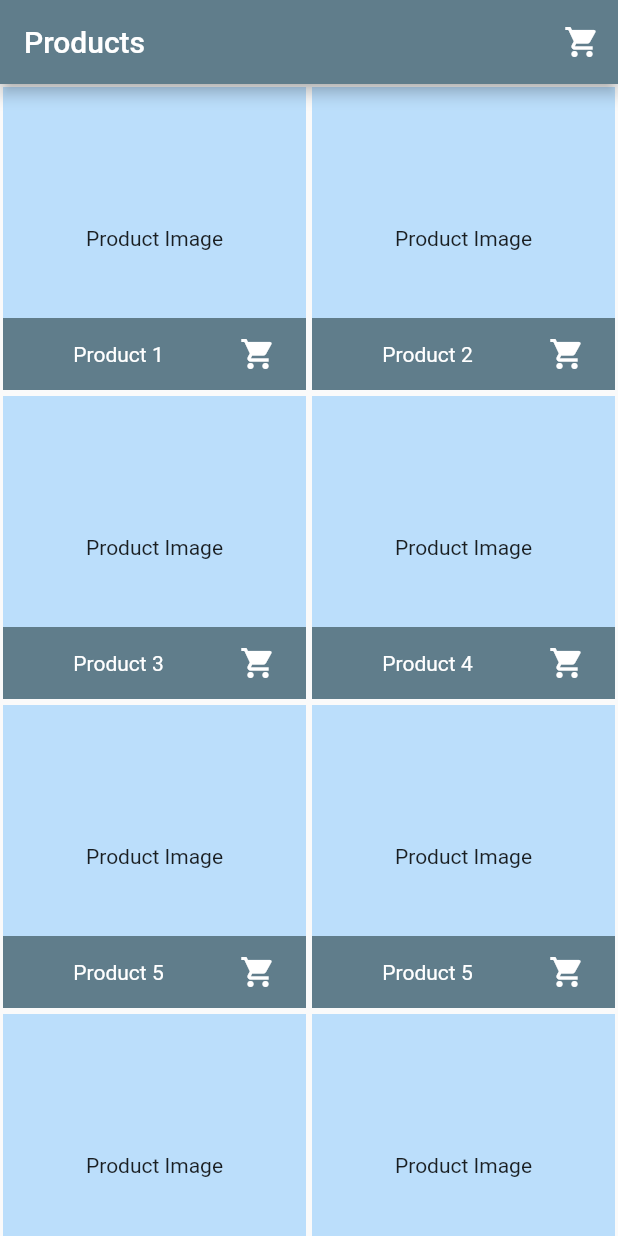
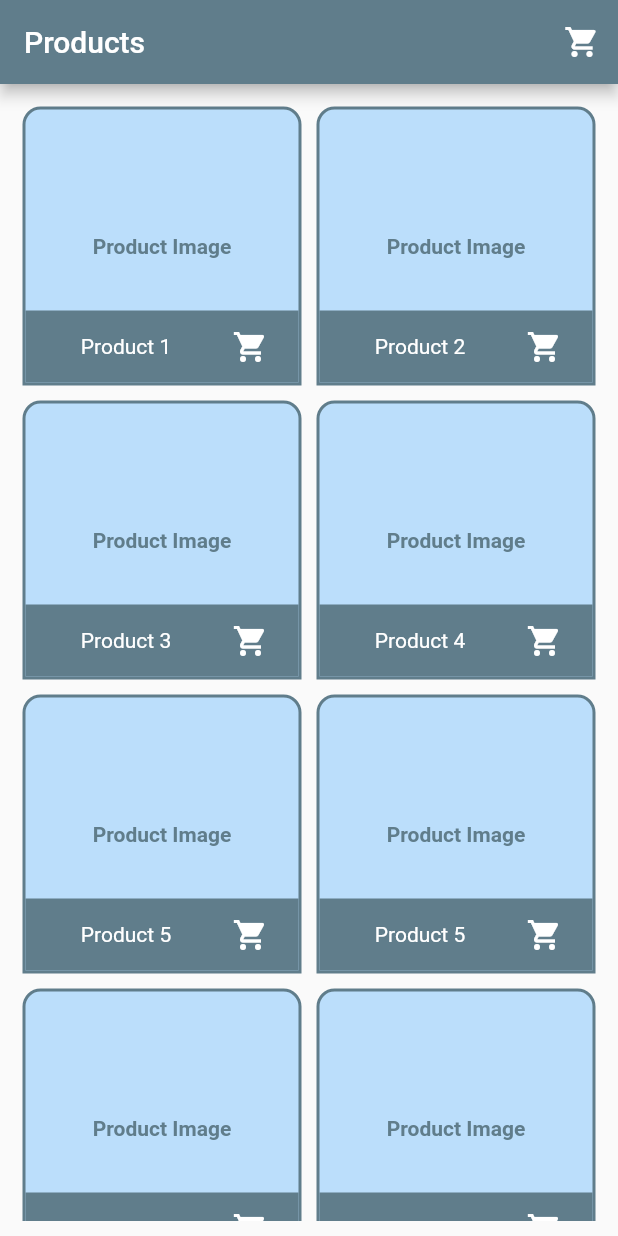
Before and after one commit to sauravptl/Flutter_Ecom, a Flutter app: the screen it shows after launch, after a tap on "Skip", on a phone screen of 412 x 824 dp. Run offline on Flutter 3.47's test engine with Material 2 defaults, Android fonts, the phone set to English and light mode, and no system bars.

Commit message:
product page

```diff
--- a/ecom/lib/screens/productDetails.dart
+++ b/ecom/lib/screens/productDetails.dart
@@ -32,21 +32,35 @@ class _ProductScreenState extends State<ProductScreen> {
           ),
         ],
       ),
-      body: GridView.builder(
+      body: Container(
+        padding: EdgeInsets.all(10),
+        child: GridView.builder(
           itemBuilder: (context, index) => Padding(
-          padding: const EdgeInsets.all(2.0),
+            padding: const EdgeInsets.all(5.0),
             child: Container(
               decoration: BoxDecoration(
                 color: Colors.blue[100],
+                border: Border.all(
+                  color: Colors.blueGrey,
+                  width: 2,
+                ),
+                borderRadius: BorderRadius.only(
+                    topLeft: Radius.circular(12),
+                    topRight: Radius.circular(12)),
               ),
               child: GridTile(
                 child: GestureDetector(
                   child: Center(
-                  child: Text('Product Image'),
+                    child: Text(
+                      'Product Image',
+                      style: TextStyle(
+                          color: Colors.blueGrey, fontWeight: FontWeight.bold),
+                    ),
                     //child: Image.asset(productData.imageUrl,fit: BoxFit.cover,),
                   ),
                   onTap: () {
-                  Navigator.of(context).pushNamed(ProductDetailScreen.routeName,
+                    Navigator.of(context).pushNamed(
+                        ProductDetailScreen.routeName,
                         arguments: productData.items[index].id);
                   },
                 ),
@@ -100,9 +114,10 @@ class _ProductScreenState extends State<ProductScreen> {
               ),
             ),
           ),
-        gridDelegate:
-            const SliverGridDelegateWithFixedCrossAxisCount(crossAxisCount: 2),
+          gridDelegate: const SliverGridDelegateWithFixedCrossAxisCount(
+              crossAxisCount: 2),
           itemCount: productData.items.length,
+        ),
       ),
     );
   }
```
Lines whose indentation alone changed are shown as unchanged.
